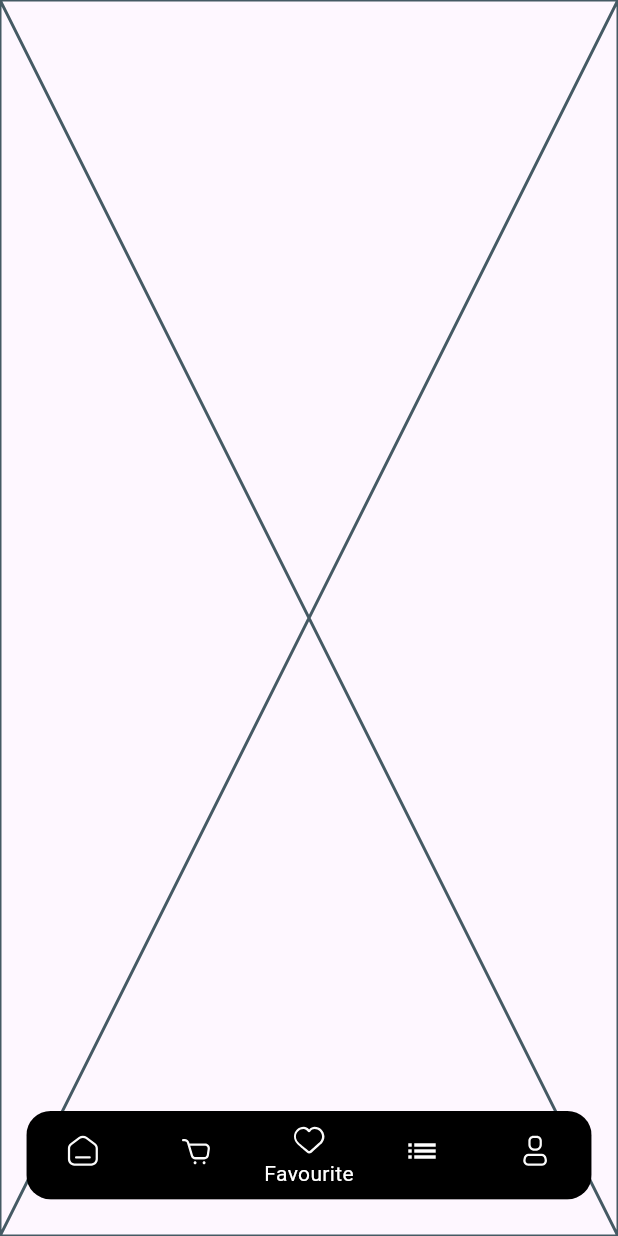
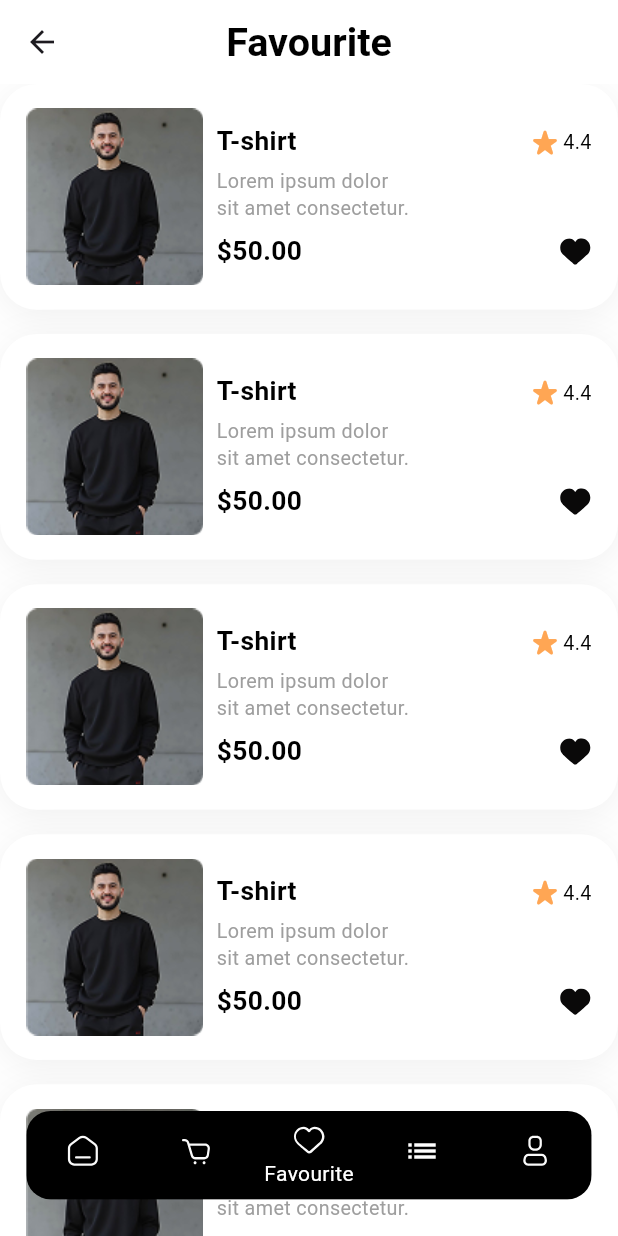
Before and after one commit to nhahub/NHA-223, a Flutter app: the HomeScreen screen opened by its route, item 3 of the bottom bar chosen, on a phone screen of 412 x 824 dp. Run offline on Flutter 3.47's test engine with Material 3 defaults, Android fonts, the phone set to English and light mode, and no system bars; our stand-ins replace carousel_slider, flutter_screenutil, flutter_svg, gap, smooth_page_indicator; network calls fail; Roboto replaces fonts that are missing (Poppins).

Commit message:
implemented favourite tab

```diff
--- a/lib/features/auth/sign_in_screen.dart
+++ b/lib/features/auth/sign_in_screen.dart
@@ -142,7 +142,7 @@ class _SignInScreenState extends State<SignInScreen> {
                   children: [
                     TextButton(
                       onPressed: () {
-                        Navigator.pushReplacementNamed(context, Routes.homeTab);
+                        Navigator.pushReplacementNamed(context, Routes.homeScreen);
                       },
                       child: Text(
                         "Sign In",
@@ -198,8 +198,7 @@ class _SignInScreenState extends State<SignInScreen> {
               //!----------------------------"u do not have account sign up "
               SizedBox(height: 120.h),
               SizedBox(
-                width: double.infinity.h,
-                // height: 25.h,
+                width: double.infinity,
                 child: Row(
                   mainAxisAlignment: MainAxisAlignment.center,
                   children: [
--- a/lib/features/auth/sign_up_screen.dart
+++ b/lib/features/auth/sign_up_screen.dart
@@ -170,7 +170,7 @@ class _SignUpScreenState extends State<SignUpScreen> {
                   children: [
                     TextButton(
                       onPressed: () {
-                        Navigator.pushReplacementNamed(context, Routes.homeTab);
+                        Navigator.pushReplacementNamed(context, Routes.homeScreen);
                       },
                       child: Text(
                         "Sign Up",
--- a/lib/features/home_screen/home_screen.dart
+++ b/lib/features/home_screen/home_screen.dart
@@ -4,13 +4,12 @@ import 'package:final_depi_project/features/home_screen/tabs/home_tab/home_tab.d
 import 'package:final_depi_project/features/home_screen/tabs/orders_tab/orders_tab.dart';
 import 'package:final_depi_project/features/home_screen/tabs/profile_tab/profile_tab.dart';
 import 'package:final_depi_project/utils/app_assets.dart';
-import 'package:final_depi_project/utils/app_styles.dart';
 import 'package:flutter/material.dart';
 import 'package:flutter_screenutil/flutter_screenutil.dart';
 import 'package:flutter_svg/flutter_svg.dart';
 
 class HomeScreen extends StatefulWidget {
-  HomeScreen({super.key});
+  const HomeScreen({super.key});
 
   @override
   State<HomeScreen> createState() => _HomeScreenState();
--- a/lib/features/home_screen/tabs/favourite_tab/favourite_tab.dart
+++ b/lib/features/home_screen/tabs/favourite_tab/favourite_tab.dart
@@ -1,10 +1,42 @@
+import 'package:final_depi_project/features/home_screen/tabs/favourite_tab/widgets/favourite_card_item.dart';
+import 'package:final_depi_project/features/product_detail/product_details.dart';
+import 'package:final_depi_project/helpers/routes.dart';
+import 'package:final_depi_project/utils/app_styles.dart';
 import 'package:flutter/material.dart';
+import 'package:flutter_screenutil/flutter_screenutil.dart';
+import 'package:flutter_svg/flutter_svg.dart';
 
 class FavouriteTab extends StatelessWidget {
   const FavouriteTab({super.key});
 
   @override
   Widget build(BuildContext context) {
-    return const Placeholder();
+    return Scaffold(
+      backgroundColor: Colors.white,
+      appBar: AppBar(
+        title: Text(
+          'Favourite',
+          style: TextStyle(
+            color: Colors.black,
+            fontFamily: "Poppins",
+            fontSize: 24.sp,
+            fontWeight: FontWeight.bold,
+          ),
+        ),
+        centerTitle: true,
+        backgroundColor: Colors.white,
+      ),
+      body: ListView.separated(
+        itemBuilder: (context, index) {
+          return InkWell(
+              onTap: () {
+                Navigator.pushReplacementNamed(context,Routes.productDetails );
+              },
+              child: FavouriteCardItem());
+        },
+        separatorBuilder: (context, index) => SizedBox(height: 16.h),
+        itemCount: 10,
+      ),
+    );
   }
 }
--- /dev/null
+++ b/lib/features/home_screen/tabs/favourite_tab/widgets/favourite_card_item.dart
@@ -0,0 +1,76 @@
+import 'package:final_depi_project/utils/app_assets.dart';
+import 'package:final_depi_project/utils/app_colors.dart';
+import 'package:flutter/material.dart';
+import 'package:flutter_screenutil/flutter_screenutil.dart';
+import 'package:flutter_svg/svg.dart';
+
+import '../../../../../utils/app_styles.dart';
+
+class FavouriteCardItem extends StatelessWidget {
+  const FavouriteCardItem({
+    super.key,
+  });
+
+  @override
+  Widget build(BuildContext context) {
+    return Container(
+      padding: EdgeInsets.symmetric(horizontal: 16.w, vertical: 16.h),
+      decoration: BoxDecoration(
+        color: Colors.white,
+        borderRadius: BorderRadiusGeometry.circular(24.r),
+        boxShadow: [
+          BoxShadow(
+            color: AppColors.blackShadow,
+            blurRadius: 20,
+            offset: Offset(0, 4),
+          ),
+        ],
+      ),
+      child: Row(
+        children: [
+          Image.asset(AppAssets.shirtImage),
+          SizedBox(width: 8.w),
+          Expanded(
+            child: Column(
+              crossAxisAlignment: CrossAxisAlignment.start,
+              children: [
+                Row(
+                  children: [
+                    Text(
+                      "T-shirt",
+                      style: AppStyles.body2Black.copyWith(
+                        fontWeight: FontWeight.bold,
+                      ),
+                    ),
+                    Spacer(),
+                    Icon(Icons.star_rate_rounded, color: AppColors.goldenStar),
+                    Text("4.4", style: AppStyles.descriptionBlack),
+                  ],
+                ),
+                SizedBox(height: 4.h,),
+                SizedBox(
+                  width: 120.w,
+                  child: Text(
+                    "Lorem ipsum dolor sit amet consectetur.",
+                    style: AppStyles.description,
+                    softWrap: true,
+                    overflow: TextOverflow.visible,
+                    maxLines: 2,
+                  ),
+                ),
+                SizedBox(height: 8.h,),
+                Row(
+                  children: [
+                    Text("\$50.00",style: AppStyles.body2Black.copyWith(fontWeight: FontWeight.bold),),
+                    Spacer(),
+                    SvgPicture.asset(AppAssets.favouriteIconSelected),
+                  ],
+                )
+              ],
+            ),
+          ),
+        ],
+      ),
+    );
+  }
+}
--- a/lib/features/home_screen/tabs/home_tab/home_tab.dart
+++ b/lib/features/home_screen/tabs/home_tab/home_tab.dart
@@ -1,9 +1,3 @@
-import 'package:carousel_slider/carousel_slider.dart';
-import 'package:final_depi_project/features/home_screen/tabs/home_tab/widgets/category_widget.dart';
-import 'package:final_depi_project/features/home_screen/tabs/home_tab/widgets/category_widget.dart';
-import 'package:final_depi_project/features/home_screen/tabs/home_tab/widgets/category_widget.dart';
-import 'package:final_depi_project/features/home_screen/tabs/home_tab/widgets/category_widget.dart';
-import 'package:final_depi_project/features/home_screen/tabs/home_tab/widgets/category_widget.dart';
 import 'package:final_depi_project/features/home_screen/tabs/home_tab/widgets/category_widget.dart';
 import 'package:final_depi_project/features/home_screen/tabs/home_tab/widgets/offer_card.dart';
 import 'package:final_depi_project/features/home_screen/tabs/home_tab/widgets/offer_slider.dart';
@@ -13,10 +7,9 @@ import 'package:final_depi_project/utils/app_styles.dart';
 import 'package:flutter/material.dart';
 import 'package:flutter_screenutil/flutter_screenutil.dart';
 import 'package:flutter_svg/flutter_svg.dart';
-import 'package:smooth_page_indicator/smooth_page_indicator.dart';
 
 class HomeTab extends StatefulWidget {
-   HomeTab({super.key});
+   const HomeTab({super.key});
 
 
   @override
--- a/lib/main.dart
+++ b/lib/main.dart
@@ -6,17 +6,18 @@
 import 'package:final_depi_project/features/product_detail/product_details.dart';
 import 'package:final_depi_project/helpers/routes.dart';
 import 'package:flutter/material.dart';
-import 'package:flutter_screenutil/flutter_screenutil.dart';
+ import 'package:flutter_screenutil/flutter_screenutil.dart';
 
 import 'features/auth/sign_up_screen.dart';
 import 'features/home_screen/tabs/home_tab/home_tab.dart';
 import 'features/onboarding/onbourdingmain.dart';
 
+
 void main() {
   runApp(
     ScreenUtilInit(
       designSize: Size(375, 812),
-      builder: (context, child) => MaterialApp(
+      builder:(context, child) =>  MaterialApp(
         routes: {
           Routes.signupScreen: (context) => SignUpScreen(),
           Routes.signinScreen: (context) => SignInScreen(),
@@ -28,8 +29,7 @@
           Routes.productDetails: (context) => ProductDetails(),
           Routes.homeScreen: (context) => HomeScreen(),
         },
-
-        initialRoute: Routes.signupScreen,
+        initialRoute: Routes.signinScreen,
         debugShowCheckedModeBanner: false,
         themeMode: ThemeMode.dark,
       ),
--- a/lib/utils/app_assets.dart
+++ b/lib/utils/app_assets.dart
@@ -7,5 +7,7 @@ class AppAssets{
   static String homeIcon ="assets/images/home_icon.svg";
   static String cartIcon ="assets/images/cart_icon.svg";
   static String favouriteIcon ="assets/images/favourite_icon.svg";
+  static String favouriteIconSelected ="assets/images/favourite_icon_selected.svg";
   static String profileIcon ="assets/images/profile_icon.svg";
+  static String shirtImage ="assets/images/t-shirt_image.png";
 }
--- a/lib/utils/app_colors.dart
+++ b/lib/utils/app_colors.dart
@@ -4,4 +4,6 @@ import 'package:flutter/material.dart';
 
 class AppColors{
    static Color whiteColor = Colors.white;
+   static Color blackShadow = Color(0x0F000000);
+   static Color goldenStar = Color(0xffFFA654);
 }
```
Also changed, not shown: assets/images/favourite_icon_selected.svg (added), assets/images/t-shirt_image.png (added).
